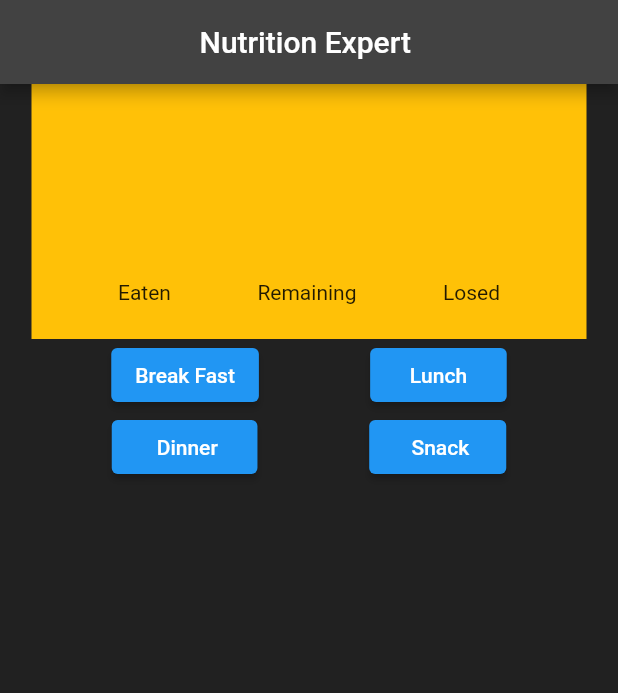
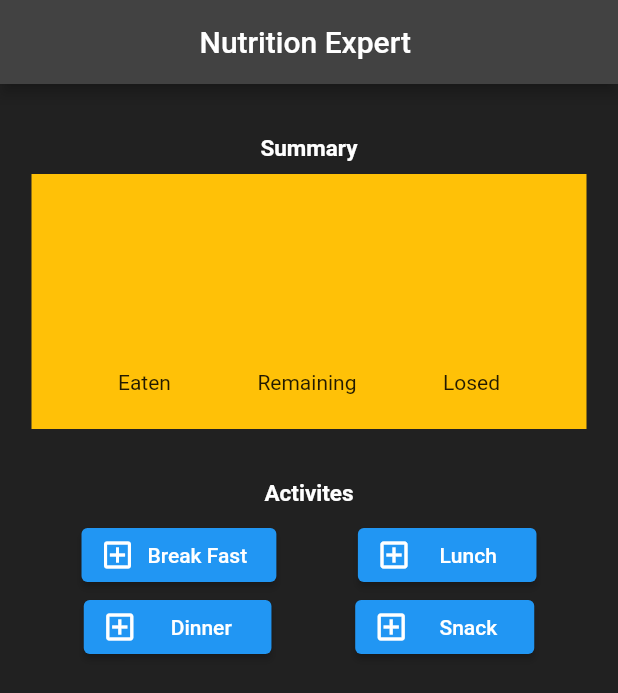
Before and after one commit to jash411/NeX-app1, a Flutter app: the screen it shows after launch, on a phone screen of 412 x 824 dp. Shown: the top 693 px of the screen. Run offline on Flutter 3.47's test engine with Material 2 defaults, Android fonts, the phone set to English and light mode, and no system bars.

Commit message:
best commit of summary and Activites button

```diff
--- a/lib/main.dart
+++ b/lib/main.dart
@@ -1,5 +1,6 @@
 import 'package:flutter/material.dart';
 void main()=>runApp(MaterialApp(
+  debugShowCheckedModeBanner: false,
   home: Nutrition(),
   ));
 class Nutrition extends StatelessWidget {
@@ -14,14 +15,25 @@ class Nutrition extends StatelessWidget {
       ),
 
 
-        body: Column(
+        body: Column(  //main column of the whole home interface
 
-          children: [
+          children: [// this is the main children for the whole interface
+            Text('Summary',
+            style: TextStyle(
+              height: 4,
+              color: Colors.white,
+              fontSize: 15,
+              fontWeight: FontWeight.bold
+            ),
+            ),
+
+            //summarty container will start from this
             Container(
               height: 170,
               width: 370,
               // padding: EdgeInsets.symmetric(vertical: 30,horizontal: 70),
               color: Colors.amber,
+
                   child:Align(
                     alignment: Alignment(-.6, .7),
                     child: Row(
@@ -35,37 +47,60 @@ class Nutrition extends StatelessWidget {
                      ),
                          ),
 
-            Row(
+//summary container will End in this
+
+                                  Text('Activites',textAlign: TextAlign.left,
+                                  style: TextStyle(
+                                    color: Colors.white,
+                                    height: 4,
+                                    fontSize: 15,
+                                    fontWeight: FontWeight.bold,
+
+
+                                  ),
+
+                                  ),
+
+               //Activites of the ***first Row*** will start from this
+               Row(
 
               mainAxisAlignment: MainAxisAlignment.spaceEvenly,
               children: [
-                ElevatedButton(
+
+                ElevatedButton.icon(
                   onPressed: () {},
-                  child: Text('Break Fast'),
+                  icon: Icon(Icons.add_box_outlined),
+                  label: Text('Break Fast '),
                 ),
-                ElevatedButton(
+                ElevatedButton.icon(
                   onPressed: () {},
-                  child: Text('Lunch      ', textAlign: TextAlign.center,),
+                  icon:Icon(Icons.add_box_outlined),
+                  label: Text('Lunch      ', textAlign: TextAlign.center,),
                 ),
               ],
             ),
+            //Second Row or Activities
             Row(
               mainAxisAlignment: MainAxisAlignment.spaceEvenly,
               children: [
-                ElevatedButton(
+                ElevatedButton.icon(
                   onPressed: () {},
-                  child: Text(' Dinner      ',
+                  icon:Icon(Icons.add_box_outlined),
+                  label: Text(' Dinner      ',
                     textAlign: TextAlign.center,),
                               ),
 
 
-                ElevatedButton(
+                ElevatedButton.icon(
                   onPressed: () {},
-                  child: Text(' Snack     ', textAlign: TextAlign.center,),
+                  icon: Icon(Icons.add_box_outlined),
+                  label:Text(' Snack     ', textAlign: TextAlign.center,),
                 ),
               ],
             ),
-          ],
+//second Row will End in this
+
+          ],  //the chilren
 
        )
 
```
